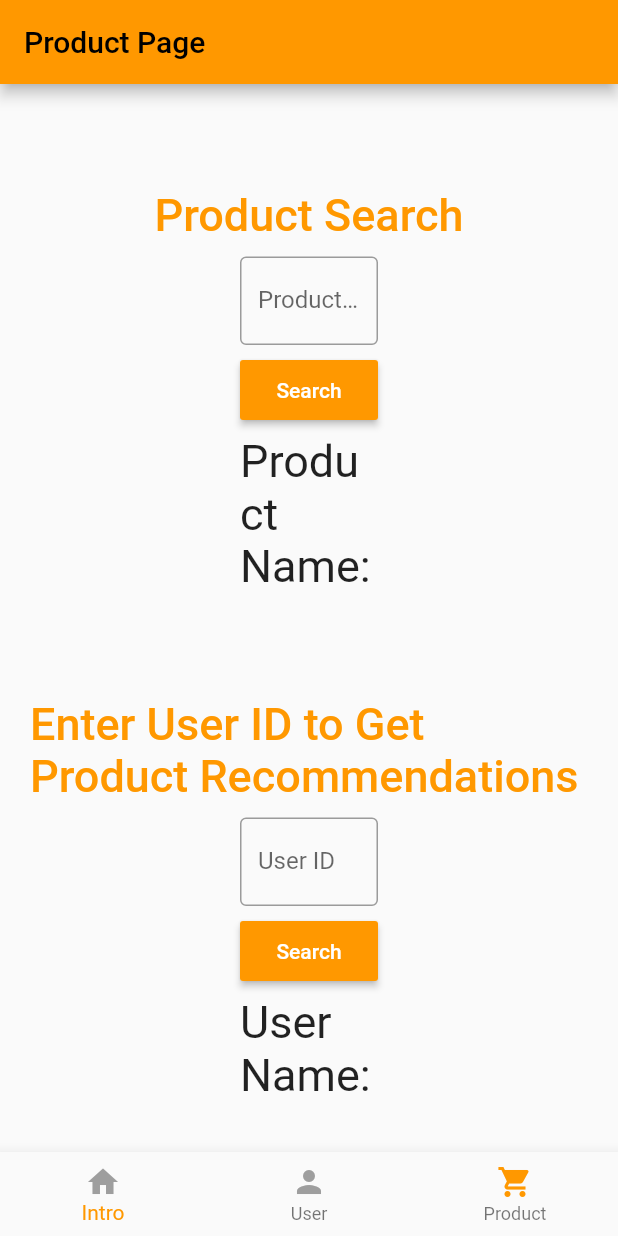
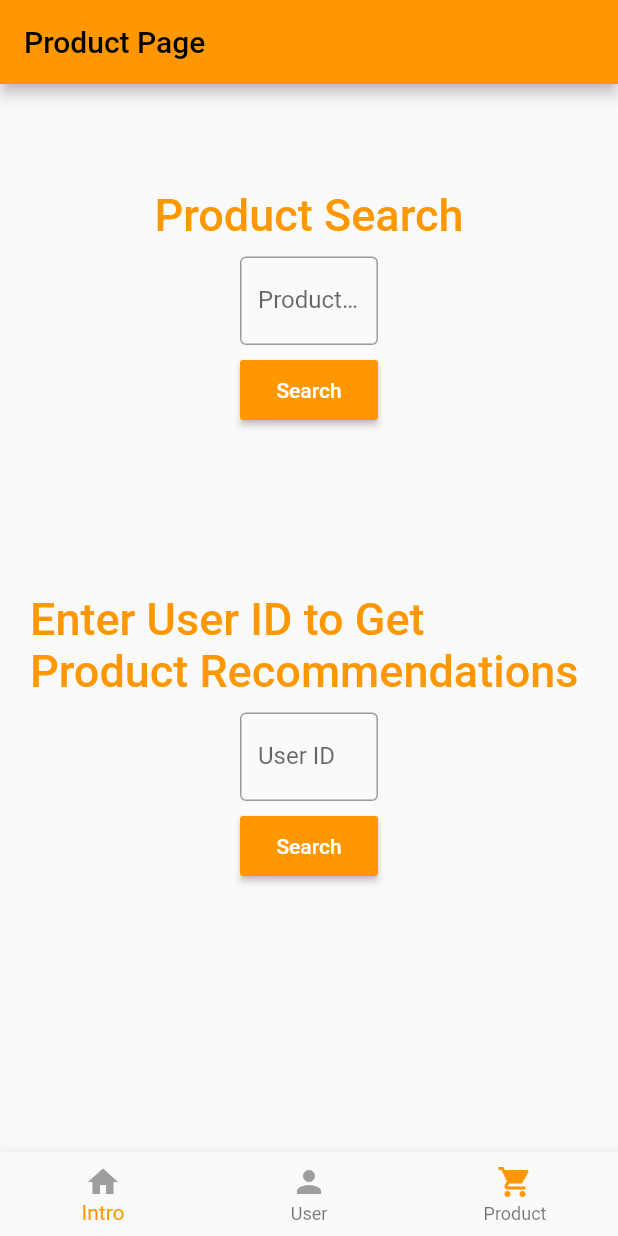
Before and after one commit to mckenzie-steenson/amazon-app, a Flutter app: the screen it shows after launch, swiped to page 3, on a phone screen of 412 x 824 dp. Run offline on Flutter 3.47's test engine with Material 2 defaults, Android fonts, the light colour scheme and no system bars; our stand-ins replace firebase_core, firebase_storage; accounts and stored records are empty; network calls fail.

Commit message:
clean up code

```diff
--- a/tg_flutter/lib/pages/product_page.dart
+++ b/tg_flutter/lib/pages/product_page.dart
@@ -46,8 +46,7 @@ class Recommendation {
   @override
   String toString() {
     return '''
-    Recommended ID: ${id}
-    Product Name: ${name}
+    Product ${id}: ${name}
     Average Rating: ${avgRating}
     Number Rating: ${numRating}
     ''';
@@ -71,6 +70,7 @@ class _ProductPageState extends State<ProductPage> {
   String _productName = "";
   String _productImgUrl = "";
   String _recommendationName = "";
+  String _errorMessage = "";
 
   String _recommendedProducts = "";
 
@@ -202,7 +202,7 @@ class _ProductPageState extends State<ProductPage> {
                       top: 0, left: 150, right: 150, bottom: 10),
                   child: Column(children: [
                     Text(
-                      "Product Name: " + _productName,
+                      _productName,
                       style: const TextStyle(fontSize: 30),
                     ),
                   ])
@@ -258,8 +258,6 @@ class _ProductPageState extends State<ProductPage> {
                         } else {
                           setState(() {
                             isVisible = true;
-                            _recommendationName =
-                                "The user you searched does not exist! Oops!";
                           });
                         }
                       });
@@ -268,13 +266,13 @@ class _ProductPageState extends State<ProductPage> {
               Container(
                   padding: const EdgeInsets.only(
                       top: 0, left: 150, right: 150, bottom: 10),
-                  child: Column(children: [
+                  child: Stack(children: [
                     Text(
-                      "User Name: " + _recommendationName,
+                      _recommendedProducts.toString(),
                       style: const TextStyle(fontSize: 30),
                     ),
                     Text(
-                      _recommendedProducts.toString(),
+                      _errorMessage,
                       style: const TextStyle(fontSize: 30),
                     ),
                   ])),
```
